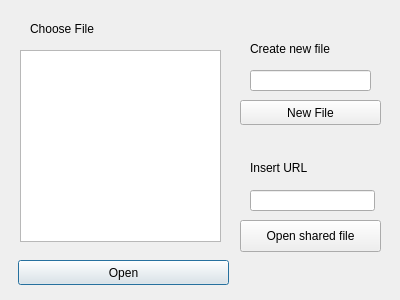
Old version of the form client/newopen.ui in the repository SimoneDutto/CollaborativeEditor.
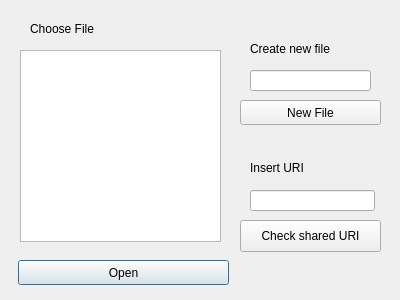
New version of the form.

```diff
--- a/client/newopen.ui
+++ b/client/newopen.ui
@@ -95,7 +95,7 @@
     </rect>
    </property>
    <property name="text">
-    <string>Insert URL</string>
+    <string>Insert URI</string>
    </property>
   </widget>
   <widget class="QPushButton" name="pushButton_3">
@@ -108,7 +108,7 @@
     </rect>
    </property>
    <property name="text">
-    <string>Open shared file</string>
+    <string>Check shared URI</string>
    </property>
   </widget>
   <widget class="QLineEdit" name="lineEdit_2">
```
